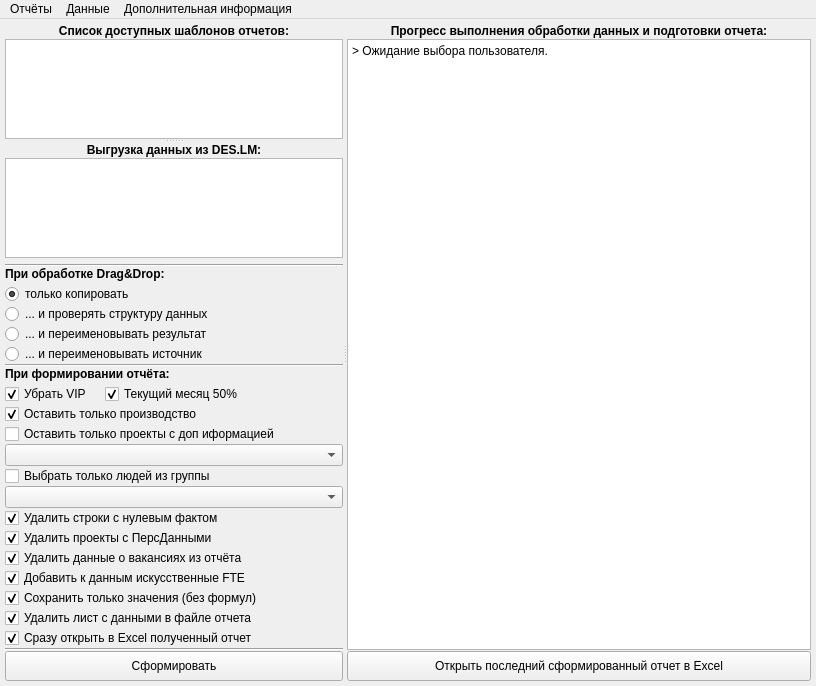
The window that Qt5Project/Windows2.ui (DIVIGL1/DES.LM.Reports) describes before a commit, drawn with Qt 5.
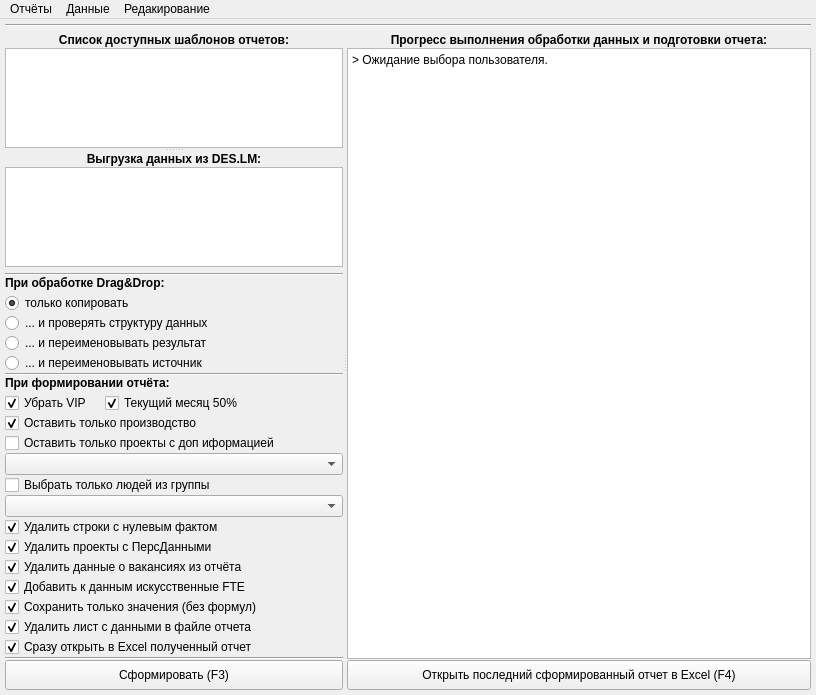
The same window after the commit.

Commit message: Added functions for menu actions.

Patch:
```diff
--- a/Qt5Project/Windows2.ui
+++ b/Qt5Project/Windows2.ui
@@ -10,7 +10,7 @@
     <x>0</x>
     <y>0</y>
     <width>816</width>
-    <height>656</height>
+    <height>674</height>
    </rect>
   </property>
   <property name="acceptDrops">
@@ -57,7 +57,7 @@
     <property name="bottomMargin">
      <number>5</number>
     </property>
-    <item row="0" column="0">
+    <item row="1" column="0">
      <widget class="QSplitter" name="VerticalSplitter">
       <property name="orientation">
        <enum>Qt::Horizontal</enum>
@@ -518,7 +518,7 @@
              </size>
             </property>
             <property name="text">
-             <string>Сформировать</string>
+             <string>Сформировать (F3)</string>
             </property>
             <property name="autoDefault">
              <bool>false</bool>
@@ -596,7 +596,7 @@
            </size>
           </property>
           <property name="text">
-           <string>Открыть последний сформированный отчет в Excel</string>
+           <string>Открыть последний сформированный отчет в Excel (F4)</string>
           </property>
           <property name="checkable">
            <bool>false</bool>
@@ -613,6 +613,13 @@
       </widget>
      </widget>
     </item>
+    <item row="0" column="0">
+     <widget class="Line" name="line_4">
+      <property name="orientation">
+       <enum>Qt::Horizontal</enum>
+      </property>
+     </widget>
+    </item>
    </layout>
   </widget>
   <widget class="QMenuBar" name="menuBar">
@@ -648,7 +655,7 @@
    </widget>
    <widget class="QMenu" name="menu_3">
     <property name="title">
-     <string>Дополнительная информация</string>
+     <string>Редакирование</string>
     </property>
     <addaction name="WHours"/>
     <addaction name="UCosts"/>
```
Left out of the diff: 97 changed lines with no effect on the pictures. The commit also changes 2 other files.
